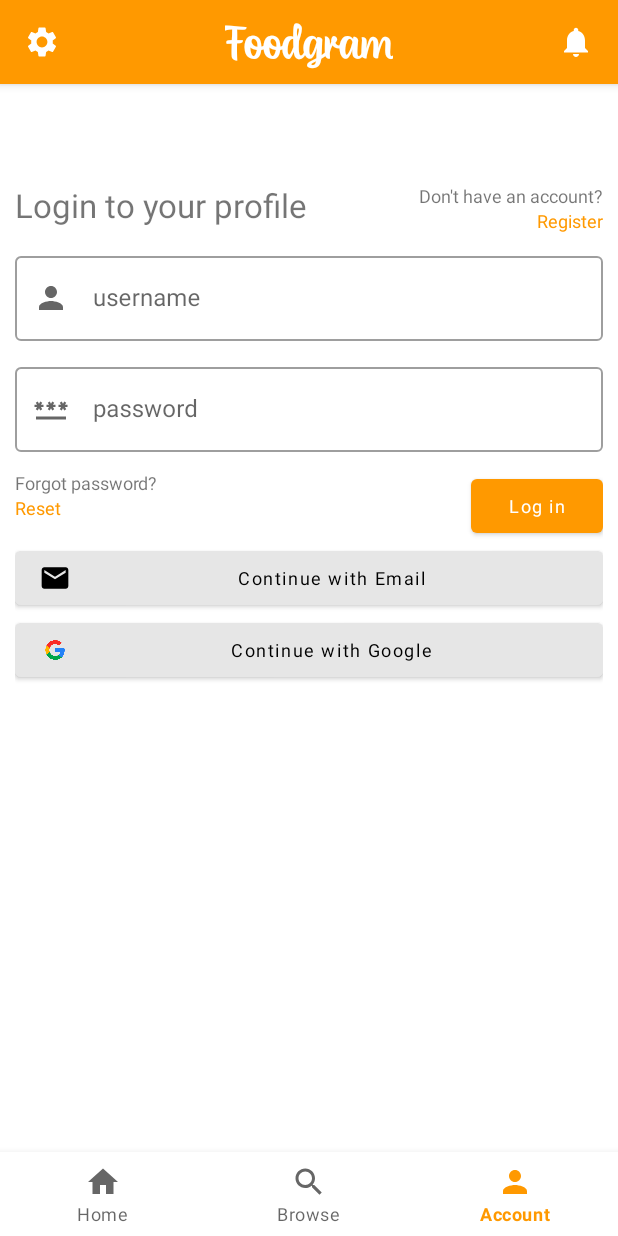
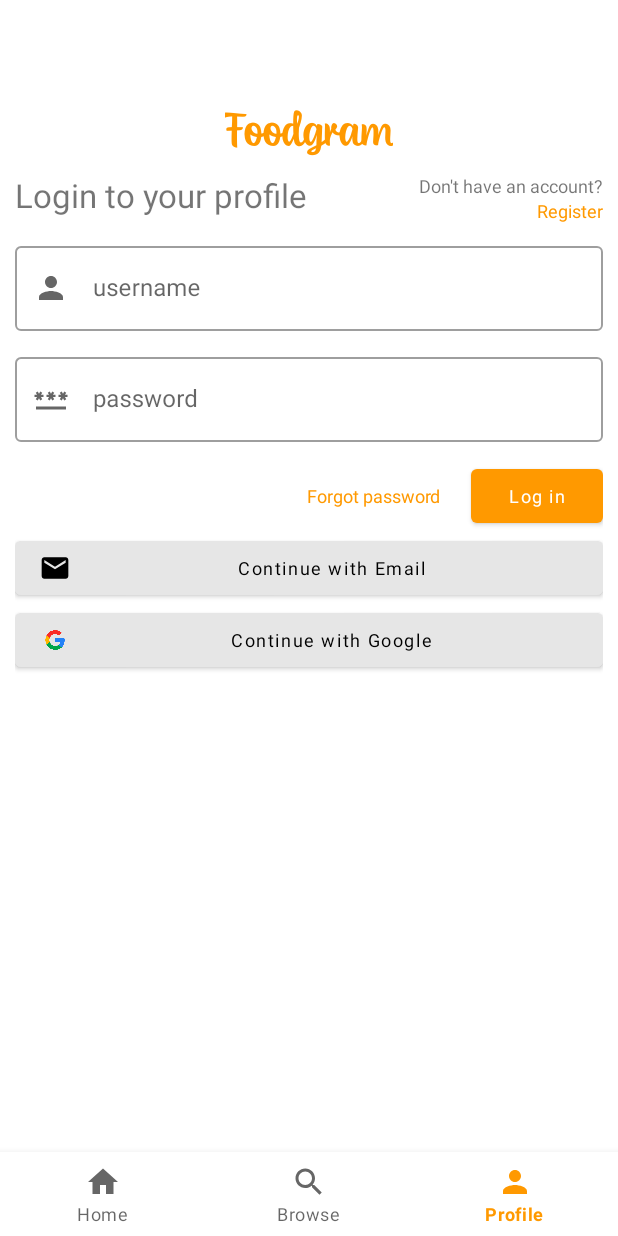
Before and after one commit to mousiyah/Foodgram, an Android app: the ProfileFragment screen opened through its navigation route, on a phone screen of 412 x 824 dp. Run offline under Robolectric (Android 15) with nearby library versions, the phone set to English and light mode, and no system bars; our stand-ins replace navigation-ui.

Commit message:
different app bars for each fragment

```diff
--- a/app/src/main/java/com/example/foodgram/MainActivity.kt
+++ b/app/src/main/java/com/example/foodgram/MainActivity.kt
@@ -16,7 +16,6 @@
         super.onCreate(savedInstanceState)
 
         setupBinding()
-        setupAppBar()
         setupNavigation()
     }
 
@@ -25,15 +24,30 @@
         setContentView(binding.root)
     }
 
-    private fun setupAppBar() {
+    private fun setupAppBar(appBarID: Int) {
         supportActionBar?.displayOptions = ActionBar.DISPLAY_SHOW_CUSTOM
-        supportActionBar?.setCustomView(R.layout.app_bar)
+        supportActionBar?.setCustomView(appBarID)
+        supportActionBar?.show()
     }
 
     private fun setupNavigation() {
         val navView: BottomNavigationView = binding.navView
         val navController = findNavController(R.id.nav_host_fragment_activity_main)
         navView.setupWithNavController(navController)
+
+        navController.addOnDestinationChangedListener { _, destination, _ ->
+            when (destination.id) {
+                R.id.navigation_home -> {
+                    // Set the app bar layout for the HomeFragment
+                    setupAppBar(R.layout.app_bar)
+                }
+                R.id.navigation_profile -> {
+                    // Set the app bar layout for the ProfileFragment
+                    supportActionBar?.hide()
+                    //setupAppBar(R.layout.app_bar_profile)
+                }
+            }
+        }
     }
 
 }
--- a/app/src/main/java/com/example/foodgram/ui/HomeFragment.kt
+++ b/app/src/main/java/com/example/foodgram/ui/HomeFragment.kt
@@ -1,12 +1,15 @@
 package com.example.foodgram.ui
 
+import android.app.ActionBar
 import android.os.Bundle
 import android.view.LayoutInflater
 import android.view.View
 import android.view.ViewGroup
 import android.widget.TextView
+import androidx.appcompat.app.AppCompatActivity
 import androidx.fragment.app.Fragment
 import androidx.lifecycle.ViewModelProvider
+import com.example.foodgram.R
 import com.example.foodgram.databinding.FragmentHomeBinding
 import com.example.foodgram.databinding.FragmentProfileBinding
 
@@ -26,6 +29,7 @@
         return root
     }
 
+
     override fun onDestroyView() {
         super.onDestroyView()
     }
--- a/app/src/main/java/com/example/foodgram/ui/ProfileFragment.kt
+++ b/app/src/main/java/com/example/foodgram/ui/ProfileFragment.kt
@@ -5,8 +5,10 @@
 import android.view.View
 import android.view.ViewGroup
 import android.widget.TextView
+import androidx.appcompat.app.AppCompatActivity
 import androidx.fragment.app.Fragment
 import androidx.lifecycle.ViewModelProvider
+import com.example.foodgram.R
 import com.example.foodgram.databinding.FragmentHomeBinding
 import com.example.foodgram.databinding.FragmentProfileBinding
 
--- a/app/src/main/res/layout/app_bar.xml
+++ b/app/src/main/res/layout/app_bar.xml
@@ -25,11 +25,12 @@
 
     <!-- App bar title in the center -->
     <TextView
+        style="@style/AppBarTitle"
         android:id="@+id/appBarTitle"
         android:layout_width="wrap_content"
         android:layout_height="wrap_content"
         android:text="@string/app_name"
-        style="@style/AppBarTitle"
-        android:layout_centerInParent="true" />
+        android:layout_centerInParent="true"
+        android:textColor="@color/white"/>
 
 </RelativeLayout>
--- a/app/src/main/res/layout/fragment_home.xml
+++ b/app/src/main/res/layout/fragment_home.xml
@@ -41,7 +41,8 @@
         android:layout_height="wrap_content"
         android:layout_gravity="bottom|end"
         android:layout_margin="16dp"
+        android:contentDescription="Add review"
         android:src="@drawable/ic_add"
-        app:layout_behavior="com.google.android.material.behavior.HideBottomViewOnScrollBehavior"/>
+        app:layout_behavior="com.google.android.material.behavior.HideBottomViewOnScrollBehavior" />
 
 </androidx.coordinatorlayout.widget.CoordinatorLayout>
--- a/app/src/main/res/layout/fragment_profile.xml
+++ b/app/src/main/res/layout/fragment_profile.xml
@@ -6,6 +6,6 @@
     android:layout_height="match_parent"
     tools:context=".ui.ProfileFragment">
 
-    <include layout="@layout/item_register"></include>
+    <include layout="@layout/item_login"></include>
 
 </androidx.constraintlayout.widget.ConstraintLayout>
--- a/app/src/main/res/layout/item_register.xml
+++ b/app/src/main/res/layout/item_login.xml
@@ -6,6 +6,15 @@
     android:layout_height="match_parent"
     android:orientation="vertical"
     android:padding="10dp">
+
+    <TextView
+        style="@style/AppBarTitle"
+        android:layout_width="wrap_content"
+        android:layout_height="wrap_content"
+        android:layout_gravity="center"
+        android:text="@string/app_name"
+        android:textColor="?attr/colorPrimary"
+        android:layout_marginBottom="10dp" />
 
     <LinearLayout
         android:layout_width="match_parent"
@@ -78,33 +87,16 @@
         android:layout_width="match_parent"
         android:layout_height="wrap_content"
         android:orientation="horizontal"
+        android:gravity="end"
         android:layout_gravity="center_vertical">
-
-        <LinearLayout
-            android:layout_width="wrap_content"
-            android:layout_height="wrap_content"
-            android:orientation="vertical">
 
             <TextView
                 android:layout_width="wrap_content"
                 android:layout_height="wrap_content"
-                android:layout_marginEnd="5dp"
-                android:text="Forgot password?"
-                android:textSize="12sp" />
-
-            <TextView
-                android:layout_width="wrap_content"
-                android:layout_height="wrap_content"
-                android:text="Reset"
+                android:text="Forgot password"
                 android:textColor="?attr/colorPrimary"
-                android:textSize="12sp" />
-        </LinearLayout>
-
-        <LinearLayout
-            android:layout_width="match_parent"
-            android:layout_height="wrap_content"
-            android:gravity="end"
-            android:orientation="horizontal">
+                android:textSize="12sp"
+                android:layout_marginEnd="20dp"/>
 
             <Button
                 android:layout_width="wrap_content"
@@ -112,7 +104,7 @@
                 android:text="Log in"
                 android:textAllCaps="false"
                 android:textSize="12sp" />
-        </LinearLayout>
+
 
     </LinearLayout>
 
--- a/app/src/main/res/menu/bottom_nav_menu.xml
+++ b/app/src/main/res/menu/bottom_nav_menu.xml
@@ -14,7 +14,7 @@
     <item
         android:id="@+id/navigation_profile"
         android:icon="@drawable/ic_profile"
-        android:title="Account" />
+        android:title="Profile" />
 
 
 </menu>
--- a/app/src/main/res/values/styles.xml
+++ b/app/src/main/res/values/styles.xml
@@ -2,7 +2,6 @@
 <resources>
     <style name="AppBarTitle">
         <item name="android:textSize">30sp</item>
-        <item name="android:textColor">@android:color/white</item>
         <item name="android:fontFamily">@font/title</item>
     </style>
 
```
